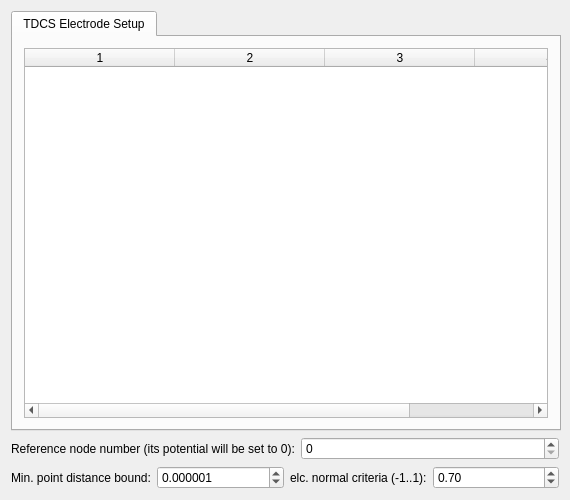
First picture: the form in src/Interface/Modules/BrainStimulator/SetupRHSforTDCSandTMSDialog.ui, repository SCIInstitute/SCIRun, before the edit.
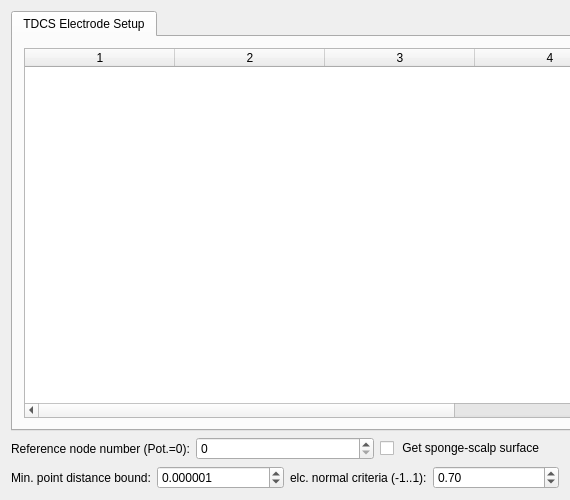
Second picture: the form after the edit.

Commit message: update on SetupTDCS; (1) contact surface extraction (2) point electrodes

Patch:
```diff
--- a/src/Interface/Modules/BrainStimulator/SetupRHSforTDCSandTMSDialog.ui
+++ b/src/Interface/Modules/BrainStimulator/SetupRHSforTDCSandTMSDialog.ui
@@ -24,7 +24,7 @@
     <widget class="QTabWidget" name="tabWidget">
      <property name="minimumSize">
       <size>
-       <width>550</width>
+       <width>610</width>
        <height>350</height>
       </size>
      </property>
@@ -48,7 +48,7 @@
           <widget class="QTableWidget" name="electrode_tableWidget">
            <property name="minimumSize">
             <size>
-             <width>411</width>
+             <width>481</width>
              <height>91</height>
             </size>
            </property>
@@ -87,7 +87,7 @@
      <item>
       <widget class="QLabel" name="label">
        <property name="text">
-        <string>Reference node number (its potential will be set to 0):</string>
+        <string>Reference node number (Pot.=0):</string>
        </property>
       </widget>
      </item>
@@ -98,6 +98,16 @@
        </property>
       </widget>
      </item>
+     <item>
+     <widget class="QCheckBox" name="GetContactSurfCheckBox_">
+     <property name="text">
+      <string> Get sponge-scalp surface </string>
+     </property>
+     <property name="checked">
+      <bool>false</bool>
+     </property>
+     </widget>
+    </item>
     </layout>
    </item>
    <item row="2" column="0">
```
The commit also changes 4 other files.
